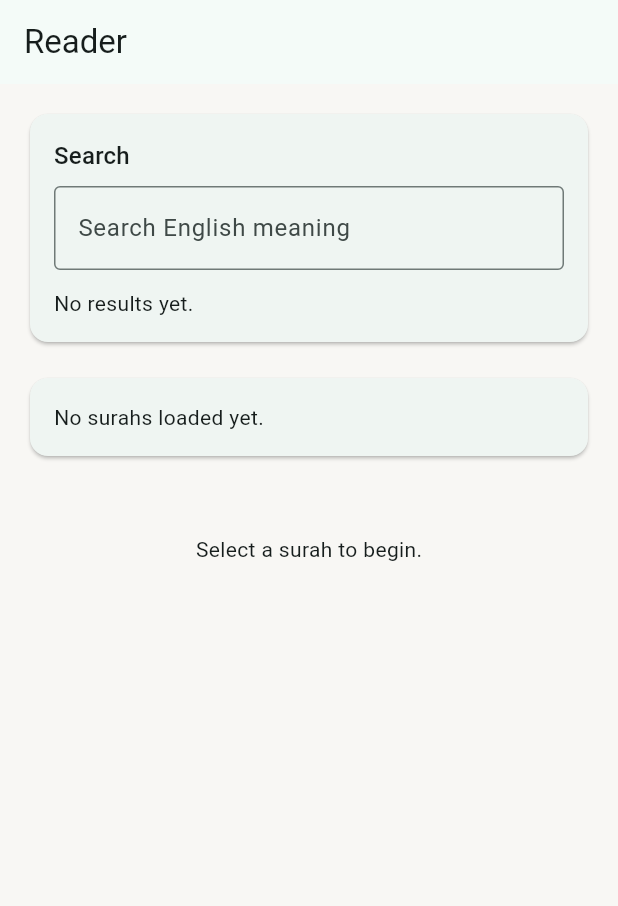
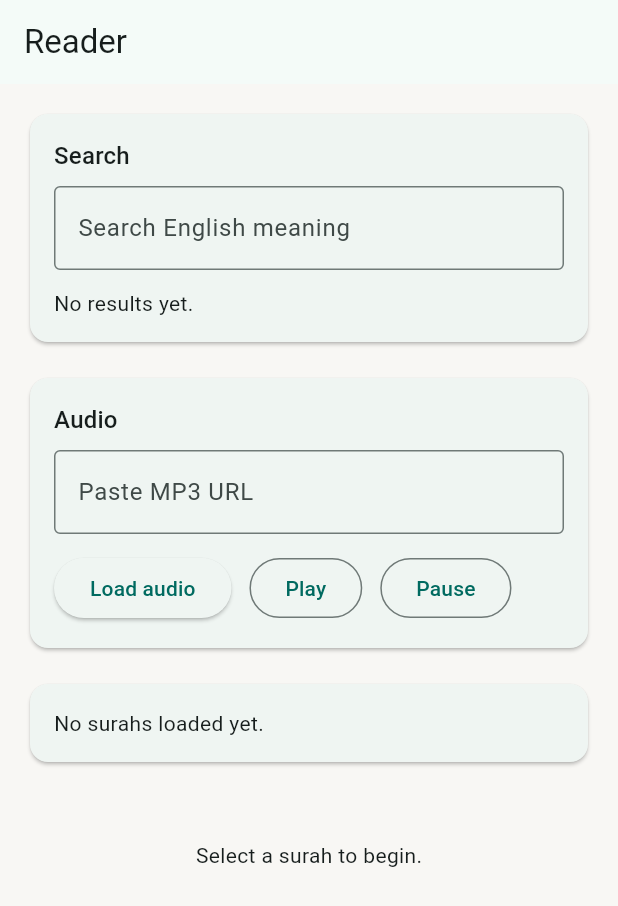
Before and after one commit to SalmaanRauf/arabicvocab, a Flutter app: the ReaderView screen opened by its route, on a phone screen of 412 x 824 dp. Shown: the top 906 px of the screen. Run offline on Flutter 3.47's test engine with Material 3 defaults, Android fonts, the phone set to English and light mode, and no system bars; our stand-ins replace flutter_riverpod, go_router, google_fonts, just_audio, sqflite, sqflite_common_ffi_web; accounts and stored records are empty; Roboto replaces fonts that are missing (Amiri).

Commit message:
Wire audio sync highlighting and offset

```diff
--- a/quran_vocab/lib/data/db/quran_dao.dart
+++ b/quran_vocab/lib/data/db/quran_dao.dart
@@ -4,6 +4,7 @@ import '../models/ayah.dart';
 import '../models/root.dart';
 import '../models/surah.dart';
 import '../models/word.dart';
+import '../../services/audio/segment.dart';
 
 class QuranDao {
   const QuranDao(this.db);
@@ -71,4 +72,28 @@ class QuranDao {
     );
     return rows.map(Word.fromMap).toList();
   }
+
+  Future<List<Segment>> fetchSegmentsForSurah(int surahId) async {
+    final rows = await db.rawQuery(
+      '''
+      SELECT words.id AS word_id, words.audio_start_ms, words.audio_end_ms
+      FROM words
+      INNER JOIN ayahs ON ayahs.id = words.ayah_id
+      WHERE ayahs.surah_id = ?
+        AND words.audio_start_ms IS NOT NULL
+        AND words.audio_end_ms IS NOT NULL
+      ORDER BY words.audio_start_ms ASC
+      ''',
+      [surahId],
+    );
+    return rows
+        .map(
+          (row) => Segment(
+            wordId: row['word_id'] as int,
+            startMs: row['audio_start_ms'] as int,
+            endMs: row['audio_end_ms'] as int,
+          ),
+        )
+        .toList();
+  }
 }
--- /dev/null
+++ b/quran_vocab/lib/presentation/state/audio_providers.dart
@@ -0,0 +1,32 @@
+import 'package:flutter_riverpod/flutter_riverpod.dart';
+
+import '../../data/db/quran_dao.dart';
+import '../../services/audio/audio_manager.dart';
+import '../../services/audio/segment.dart';
+import 'quran_providers.dart';
+
+final audioManagerProvider = Provider<AudioManager>((ref) {
+  final manager = AudioManager();
+  ref.onDispose(manager.dispose);
+  return manager;
+});
+
+final audioUrlProvider = StateProvider<String>((ref) => '');
+
+final audioSegmentsProvider = FutureProvider<List<Segment>>((ref) async {
+  final surahId = ref.watch(selectedSurahIdProvider);
+  if (surahId == null) {
+    return const <Segment>[];
+  }
+  final db = await ref.watch(databaseProvider.future);
+  return QuranDao(db).fetchSegmentsForSurah(surahId);
+});
+
+final audioOffsetMsProvider = StateProvider<int>((ref) => 0);
+
+final activeWordIdProvider = StreamProvider<int?>((ref) {
+  final manager = ref.watch(audioManagerProvider);
+  final offset = ref.watch(audioOffsetMsProvider);
+  manager.setOffsetMs(offset);
+  return manager.activeWordStream;
+});
--- a/quran_vocab/lib/presentation/views/reader_view.dart
+++ b/quran_vocab/lib/presentation/views/reader_view.dart
@@ -3,6 +3,7 @@ import 'package:flutter_riverpod/flutter_riverpod.dart';
 
 import '../../data/models/surah.dart';
 import '../../data/models/word.dart';
+import '../state/audio_providers.dart';
 import '../state/quran_providers.dart';
 import '../widgets/ayah_widget.dart';
 
@@ -15,10 +16,12 @@ class ReaderView extends ConsumerStatefulWidget {
 
 class _ReaderViewState extends ConsumerState<ReaderView> {
   final TextEditingController _searchController = TextEditingController();
+  final TextEditingController _audioUrlController = TextEditingController();
 
   @override
   void dispose() {
     _searchController.dispose();
+    _audioUrlController.dispose();
     super.dispose();
   }
 
@@ -28,6 +31,7 @@ class _ReaderViewState extends ConsumerState<ReaderView> {
     final ayahsAsync = ref.watch(ayahsProvider);
     final searchResultsAsync = ref.watch(searchResultsProvider);
     final selectedSurahId = ref.watch(selectedSurahIdProvider);
+    final activeWordId = ref.watch(activeWordIdProvider).value;
 
     return Scaffold(
       appBar: AppBar(
@@ -37,6 +41,8 @@ class _ReaderViewState extends ConsumerState<ReaderView> {
         padding: const EdgeInsets.all(16),
         children: [
           _buildSearchCard(searchResultsAsync),
+          const SizedBox(height: 16),
+          _buildAudioControls(),
           const SizedBox(height: 16),
           _buildSurahPicker(
             surahsAsync: surahsAsync,
@@ -58,7 +64,7 @@ class _ReaderViewState extends ConsumerState<ReaderView> {
                   for (final ayah in ayahs)
                     AyahWidget(
                       ayah: ayah,
-                      highlightWordId: null,
+                      highlightWordId: activeWordId,
                     ),
                 ],
               );
@@ -125,6 +131,68 @@ class _ReaderViewState extends ConsumerState<ReaderView> {
     );
   }
 
+  Widget _buildAudioControls() {
+    return Consumer(
+      builder: (context, ref, _) {
+        final manager = ref.watch(audioManagerProvider);
+        final segmentsAsync = ref.watch(audioSegmentsProvider);
+        return Card(
+          child: Padding(
+            padding: const EdgeInsets.all(16),
+            child: Column(
+              crossAxisAlignment: CrossAxisAlignment.start,
+              children: [
+                Text(
+                  'Audio',
+                  style: Theme.of(context).textTheme.titleMedium,
+                ),
+                const SizedBox(height: 8),
+                TextField(
+                  controller: _audioUrlController,
+                  decoration: const InputDecoration(
+                    hintText: 'Paste MP3 URL',
+                    border: OutlineInputBorder(),
+                  ),
+                ),
+                const SizedBox(height: 12),
+                segmentsAsync.when(
+                  data: (segments) => Wrap(
+                    spacing: 12,
+                    children: [
+                      ElevatedButton(
+                        onPressed: () async {
+                          final url = _audioUrlController.text.trim();
+                          if (url.isEmpty) {
+                            return;
+                          }
+                          await manager.setSource(
+                            url: url,
+                            segments: segments,
+                          );
+                        },
+                        child: const Text('Load audio'),
+                      ),
+                      OutlinedButton(
+                        onPressed: manager.play,
+                        child: const Text('Play'),
+                      ),
+                      OutlinedButton(
+                        onPressed: manager.pause,
+                        child: const Text('Pause'),
+                      ),
+                    ],
+                  ),
+                  loading: () => const LinearProgressIndicator(),
+                  error: (error, _) => Text('Audio segments error: $error'),
+                ),
+              ],
+            ),
+          ),
+        );
+      },
+    );
+  }
+
   Widget _buildSurahPicker({
     required AsyncValue<List<Surah>> surahsAsync,
     required int? selectedSurahId,
```
Also changed, not shown: quran_vocab/lib/presentation/views/settings_view.dart (+30 -4 lines), quran_vocab/lib/services/audio/audio_manager.dart (added, +75 -0 lines), quran_vocab/lib/services/audio/segment.dart (added, +11 -0 lines).
